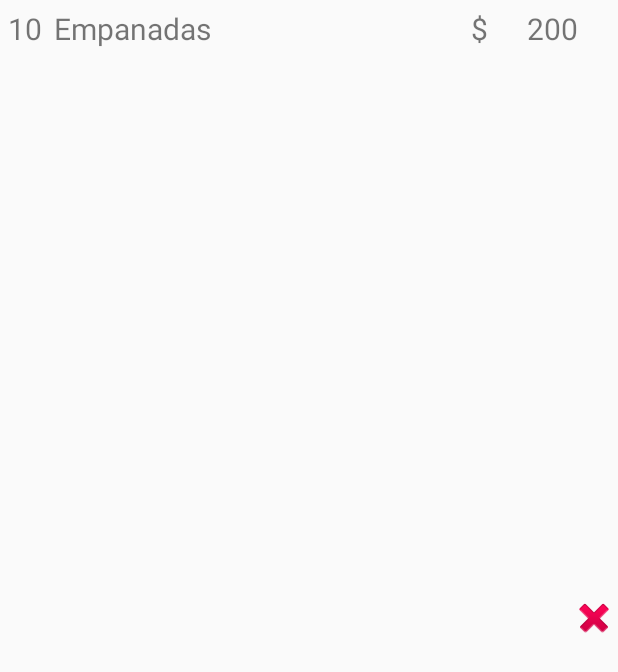
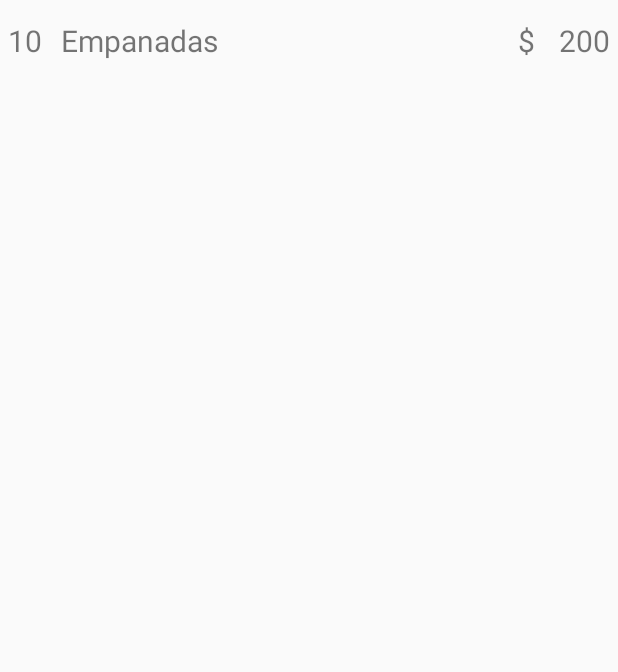
Before and after one commit to emigioria/HeyMozo, an Android app: the layout item_carta.xml on its own in the app's theme, with its tools: preview values and no code run, on a phone screen of 412 x 824 dp. Shown: the top 672 px of the screen. Run offline under Robolectric (Android 15) with nearby library versions, the phone set to English and light mode, and no system bars.

Commit message:
Mejorada estética de la carta.

```diff
--- a/app/src/main/java/ar/edu/utn/frsf/isi/dam/del2016/heymozo/carta/CartaActivity.java
+++ b/app/src/main/java/ar/edu/utn/frsf/isi/dam/del2016/heymozo/carta/CartaActivity.java
@@ -16,6 +16,8 @@ import android.view.MenuItem;
 import android.view.View;
 import android.view.ViewGroup;
 
+import android.widget.AdapterView;
+import android.widget.LinearLayout;
 import android.widget.ListView;
 
 import org.json.JSONException;
--- /dev/null
+++ b/app/src/main/res/drawable/ic_minus.xml
@@ -0,0 +1,4 @@
+<vector android:height="24dp" android:viewportHeight="88.0"
+    android:viewportWidth="88.0" android:width="24dp" xmlns:android="http://schemas.android.com/apk/res/android">
+    <path android:fillColor="#FFFFFF" android:pathData="M86,32.5H2c-1.1,0 -2,0.9 -2,2v19c0,1.1 0.9,2 2,2h84c1.1,0 2,-0.9 2,-2v-19C88,33.4 87.1,32.5 86,32.5z"/>
+</vector>
--- /dev/null
+++ b/app/src/main/res/drawable/ic_plus.xml
@@ -0,0 +1,4 @@
+<vector android:height="24dp" android:viewportHeight="24.0"
+    android:viewportWidth="24.0" android:width="24dp" xmlns:android="http://schemas.android.com/apk/res/android">
+    <path android:fillColor="#FFFFFF" android:pathData="m23,10h-8.5c-0.3,0 -0.5,-0.2 -0.5,-0.5v-8.5c0,-0.6 -0.4,-1 -1,-1h-2c-0.6,0 -1,0.4 -1,1v8.5c0,0.3 -0.2,0.5 -0.5,0.5h-8.5c-0.6,0 -1,0.4 -1,1v2c0,0.6 0.4,1 1,1h8.5c0.3,0 0.5,0.2 0.5,0.5v8.5c0,0.6 0.4,1 1,1h2c0.6,0 1,-0.4 1,-1v-8.5c0,-0.3 0.2,-0.5 0.5,-0.5h8.5c0.6,0 1,-0.4 1,-1v-2c0,-0.6 -0.4,-1 -1,-1z"/>
+</vector>
--- a/app/src/main/res/drawable/ic_straight_line.xml
+++ /dev/null
@@ -1,4 +0,0 @@
-<vector android:height="24dp" android:viewportHeight="52.0"
-    android:viewportWidth="52.0" android:width="24dp" xmlns:android="http://schemas.android.com/apk/res/android">
-    <path android:fillColor="#D80027" android:pathData="M52,26c0,2.48 -0.21,4.48 -2.69,4.48H2.69C0.21,30.48 0,28.48 0,26s0.21,-4.48 2.69,-4.48h46.62C51.79,21.52 52,23.52 52,26z"/>
-</vector>
--- a/app/src/main/res/layout/fragment_carta.xml
+++ b/app/src/main/res/layout/fragment_carta.xml
@@ -11,8 +11,5 @@
     <ListView
         android:layout_width="match_parent"
         android:layout_height="match_parent"
-        android:id="@+id/seccion_listview"
-        android:headerDividersEnabled="false"
-        android:footerDividersEnabled="false"
-        android:background="@color/white" />
+        android:id="@+id/seccion_listview"/>
 </RelativeLayout>
--- a/app/src/main/res/layout/item_carta.xml
+++ b/app/src/main/res/layout/item_carta.xml
@@ -1,9 +1,17 @@
 <?xml version="1.0" encoding="utf-8"?>
-<LinearLayout xmlns:android="http://schemas.android.com/apk/res/android"
+
+    <FrameLayout xmlns:android="http://schemas.android.com/apk/res/android"
 
         xmlns:app="http://schemas.android.com/apk/res-auto"
+        xmlns:tools="http://schemas.android.com/tools"
         android:layout_width="match_parent"
-    android:layout_height="match_parent"
+        android:layout_height="wrap_content"
+        android:layout_weight="0.05">
+
+        <LinearLayout
+            android:orientation="horizontal"
+            android:layout_width="match_parent"
+            android:layout_height="54dp"
             android:paddingLeft="5dp"
             android:paddingRight="5dp"
             android:paddingTop="5dp"
@@ -16,7 +24,8 @@
                 android:layout_height="wrap_content"
                 android:id="@+id/cantidad_textview"
                 android:textSize="@dimen/tamañoLetraProducto"
-        android:layout_weight="0.05" />
+                android:layout_weight="0.13"
+                android:layout_gravity="center_vertical" />
 
             <TextView
                 android:layout_width="wrap_content"
@@ -24,32 +33,57 @@
                 android:id="@+id/nombre_producto_textview"
                 android:layout_weight="1"
                 android:textSize="@dimen/tamañoLetraProducto"
-        android:text="Empanadas" />
+                android:text="Empanadas"
+                android:layout_gravity="center_vertical" />
 
             <TextView
                 android:layout_width="wrap_content"
                 android:layout_height="wrap_content"
                 android:id="@+id/moneda_textview"
                 android:textSize="@dimen/tamañoLetraProducto"
-        android:layout_weight="0"
+                android:layout_weight="1"
                 android:textAlignment="textEnd"
-        android:text="$" />
+                android:text="$"
+                android:layout_gravity="center_vertical" />
 
             <TextView
-        android:layout_width="wrap_content"
+                android:layout_width="50dp"
                 android:minWidth="60dp"
                 android:layout_height="wrap_content"
                 android:id="@+id/precio_textview"
                 android:textSize="@dimen/tamañoLetraProducto"
-        android:layout_weight="0"
                 android:text="200"
-        android:textAlignment="textEnd"/>
+                android:textAlignment="textEnd"
+                android:layout_gravity="center_vertical" />
 
-    <ImageButton
-        android:layout_width="21dp"
-        android:layout_height="20dp"
-        app:srcCompat="@android:drawable/ic_delete"
-        android:id="@+id/borrar_imagebtn"
-        android:background="@android:drawable/ic_delete"
-        android:layout_gravity="center" />
         </LinearLayout>
+
+        <LinearLayout
+            android:id="@+id/second_layout"
+            android:visibility="gone"
+            android:orientation="horizontal"
+            android:layout_width="match_parent"
+            android:layout_height="match_parent"
+            android:layout_weight="1"
+            android:background="@android:color/black"
+            android:alpha="0.3"
+            android:elevation="1dp">
+
+            <ImageView
+                android:layout_width="wrap_content"
+                android:layout_height="wrap_content"
+                app:srcCompat="@drawable/ic_plus"
+                android:id="@+id/agregar_imageview"
+                android:layout_weight="1"
+                android:layout_gravity="center_vertical" />
+
+            <ImageView
+                android:layout_width="wrap_content"
+                android:layout_height="wrap_content"
+                app:srcCompat="@drawable/ic_minus"
+                android:id="@+id/quitar_imageview"
+                android:layout_weight="1"
+                android:layout_gravity="center_vertical" />
+
+        </LinearLayout>
+    </FrameLayout>
--- a/app/src/main/res/values/colors.xml
+++ b/app/src/main/res/values/colors.xml
@@ -1,12 +1,14 @@
 <?xml version="1.0" encoding="utf-8"?>
 <resources>
 
-    <color name="colorPrimary">#FF9800</color>
+    <color name="colorPrimary">#ff9800</color>
     <color name="colorPrimaryDark">#F57C00</color>
     <color name="colorAccent">#FFC107</color>
 
+
+    <color name="productoSeleccionado">#f57c00</color>
+    <item name="productoSeleccionado2" type="color">#b4f57c00</item>
     <item name="white" type="color">#ffffff</item>
-    <item name="productoSeleccionado" type="color">#94ede4</item>
     <item name="blue" type="color">#75bdd7</item>
     <item name="purple" type="color">#FFAA66CC</item>
     <item name="green" type="color">#FF99CC00</item>
--- a/app/src/main/res/values/strings.xml
+++ b/app/src/main/res/values/strings.xml
@@ -9,4 +9,5 @@
     <string name="cargando_ubicaciones">Cargando ubicaciones...</string>
     <string name="ubicaciones_cargadas">Se han cargado las ubicaciones</string>
     <string name="error_servidor">No se ha podido establecer la conexión con el servidor</string>
+    <string name="colorProductoSeleccionado">0xFF00FF</string>
 </resources>
```
Also changed, not shown: app/src/main/java/ar/edu/utn/frsf/isi/dam/del2016/heymozo/carta/SeccionAdapter.java (+36 -15 lines), app/src/main/java/ar/edu/utn/frsf/isi/dam/del2016/heymozo/carta/ViewHolder.java (+9 -2 lines), app/src/main/res/drawable/ic_remove_black_24dp.xml (deleted, +0 -9 lines). Lines whose indentation alone changed are shown as unchanged.
